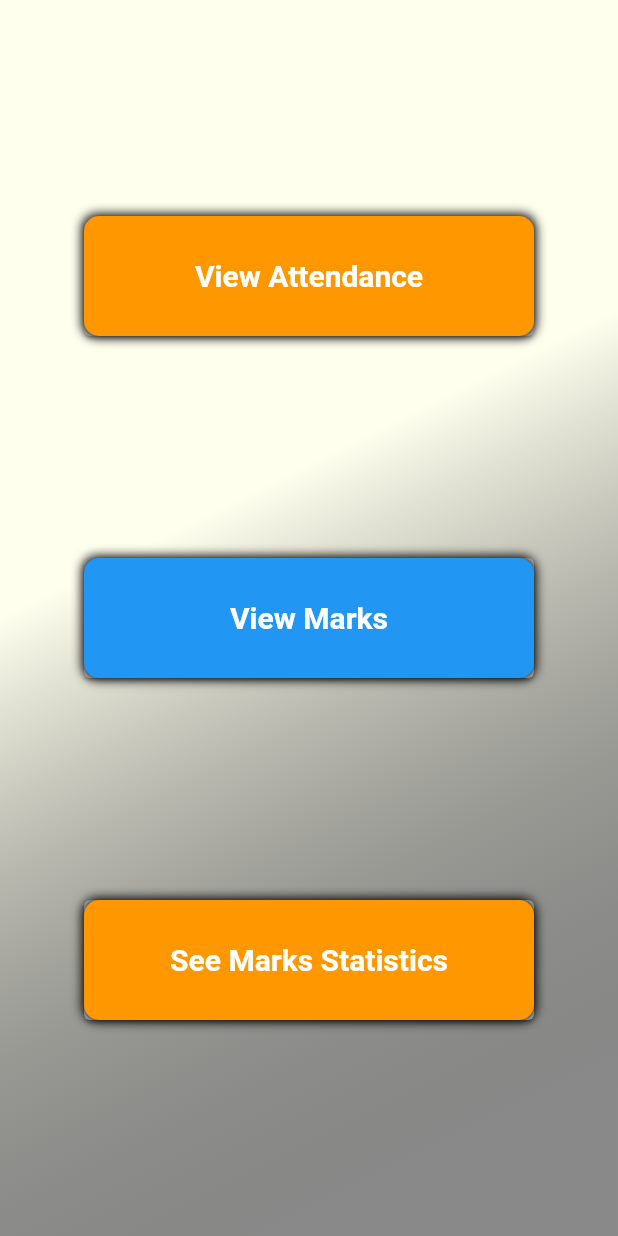
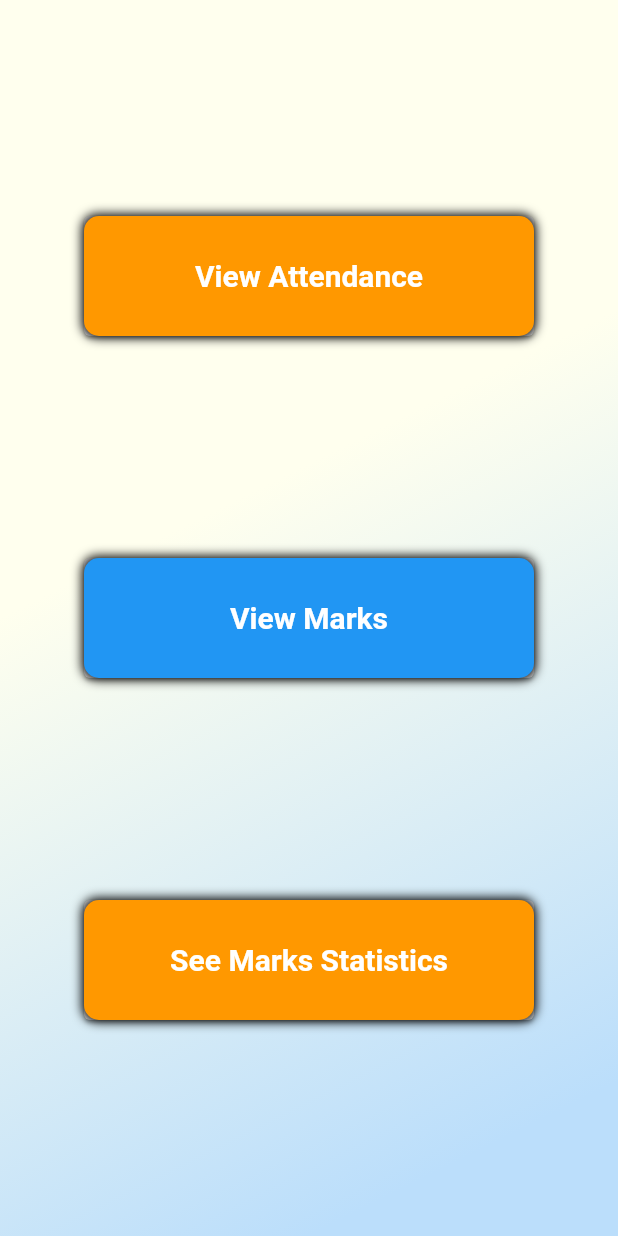
Before and after one commit to aryan29/MY-ERP, a Flutter app: the HomeScreen screen opened directly, on a phone screen of 412 x 824 dp. Run offline on Flutter 3.47's test engine with Material 2 defaults, Android fonts, the phone set to English and light mode, and no system bars; our stand-ins replace cookie_jar, dio, dio_cookie_manager, firebase_database, flutter_local_notifications, flutter_secure_storage and 3 more; missing offline and left inert: workmanager; accounts and stored records are empty.

```diff
--- a/lib/homeScreen.dart
+++ b/lib/homeScreen.dart
@@ -27,7 +27,7 @@ class _HomeScreenState extends State<HomeScreen> {
       begin: Alignment.topLeft,
       end: Alignment.bottomRight,
       stops:[0.4,0.9],// 10% of the width, so there are ten blinds.
-      colors: [const Color(0xFFFFFFEE), Colors.black45], // whitish to gray
+      colors: [const Color(0xFFFFFFEE), Colors.blue[100]], // whitish to gray
       tileMode: TileMode.clamp,
         ),
         ),
--- a/pubspec.yaml
+++ b/pubspec.yaml
@@ -39,6 +39,7 @@ dependencies:
   simple_animations: ^2.2.1
   page_transition: ^1.1.5
   firebase_database: ^3.1.6
+  flutter_launcher_icons: "^0.7.5"
 
 dev_dependencies:
   flutter_test:
@@ -85,3 +86,7 @@ flutter:
   #
   # For details regarding fonts from package dependencies,
   # see https://flutter.dev/custom-fonts/#from-packages
+flutter_icons:
+  android: "launcher_icon"
+  ios: true
+  image_path: "assets/icon.png"
```
Also changed, not shown: lib/Stats.dart (+4 -6 lines), assets/icon.png (added), pubspec.lock, 28 other files.
